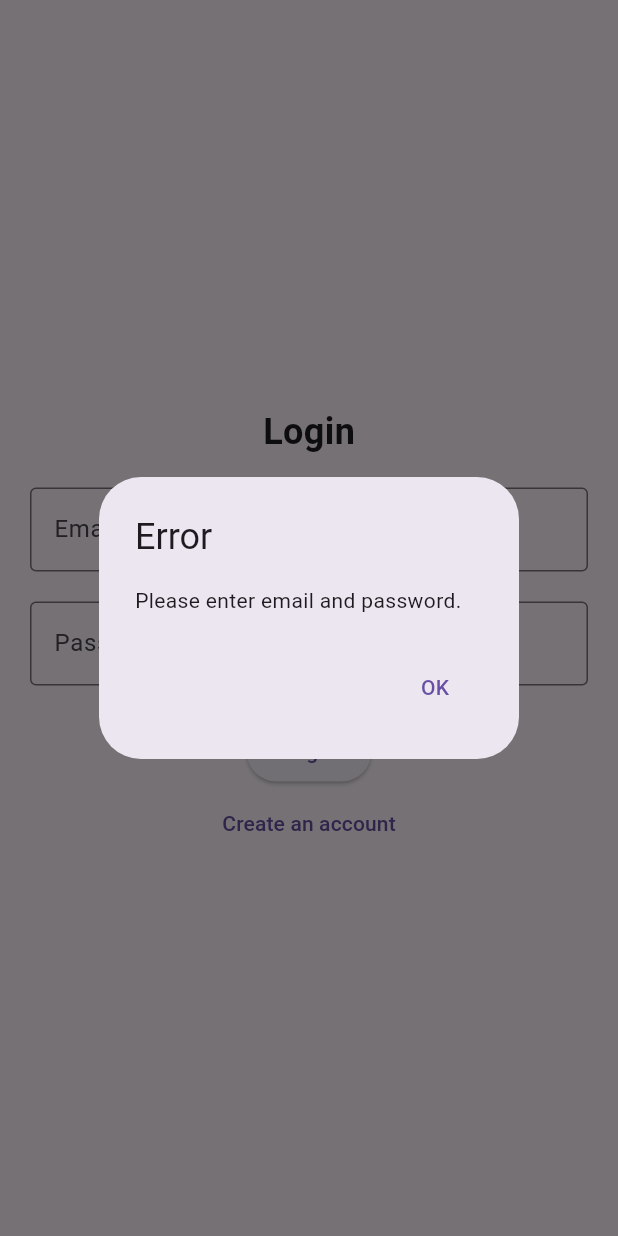
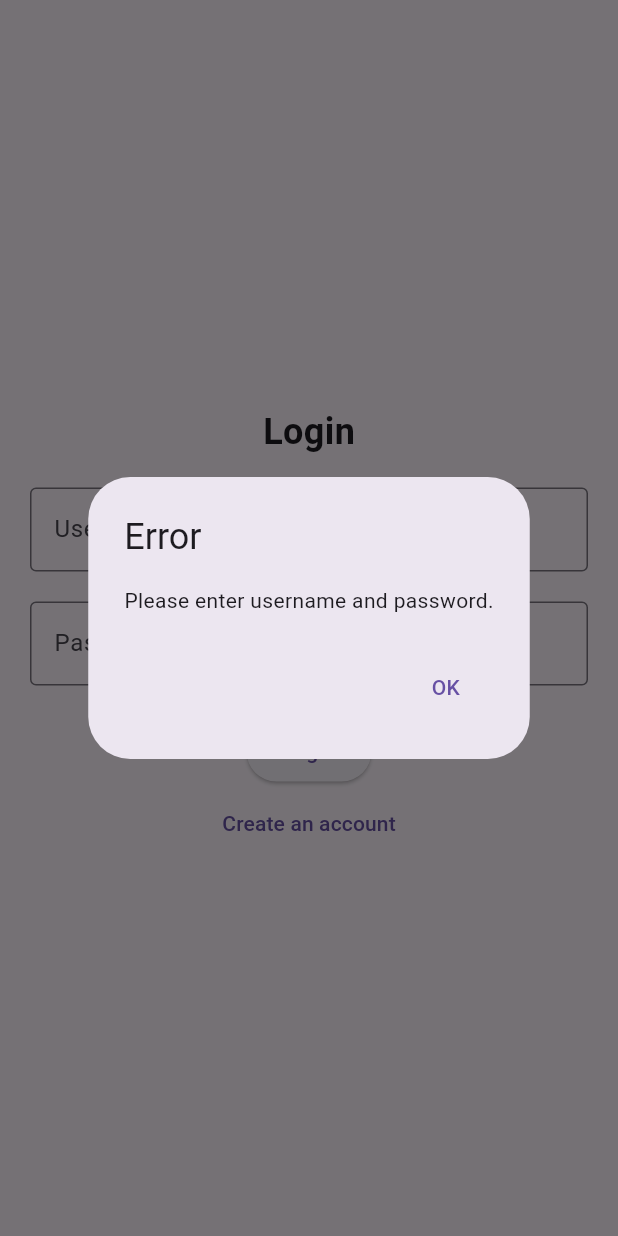
Before and after one commit to EricaPrasad/nss_hopefinal, a Flutter app: the screen it shows after launch, after a tap on "Login", on a phone screen of 412 x 824 dp. Run offline on Flutter 3.47's test engine with Material 3 defaults, Android fonts, the phone set to English and light mode, and no system bars.

Commit message:
username

```diff
--- a/lib/LoginPage.dart
+++ b/lib/LoginPage.dart
@@ -51,7 +51,7 @@ class LoginPage extends StatelessWidget {
             child: TextFormField(
               controller: emailController,
               decoration: InputDecoration(
-                labelText: 'Email',
+                labelText: 'Username',
                 border: OutlineInputBorder(),
               ),
             ),
@@ -87,7 +87,7 @@ class LoginPage extends StatelessWidget {
                   builder: (BuildContext context) {
                     return AlertDialog(
                       title: Text('Error'),
-                      content: Text('Please enter email and password.'),
+                      content: Text('Please enter username and password.'),
                       actions: <Widget>[
                         TextButton(
                           onPressed: () {
```
